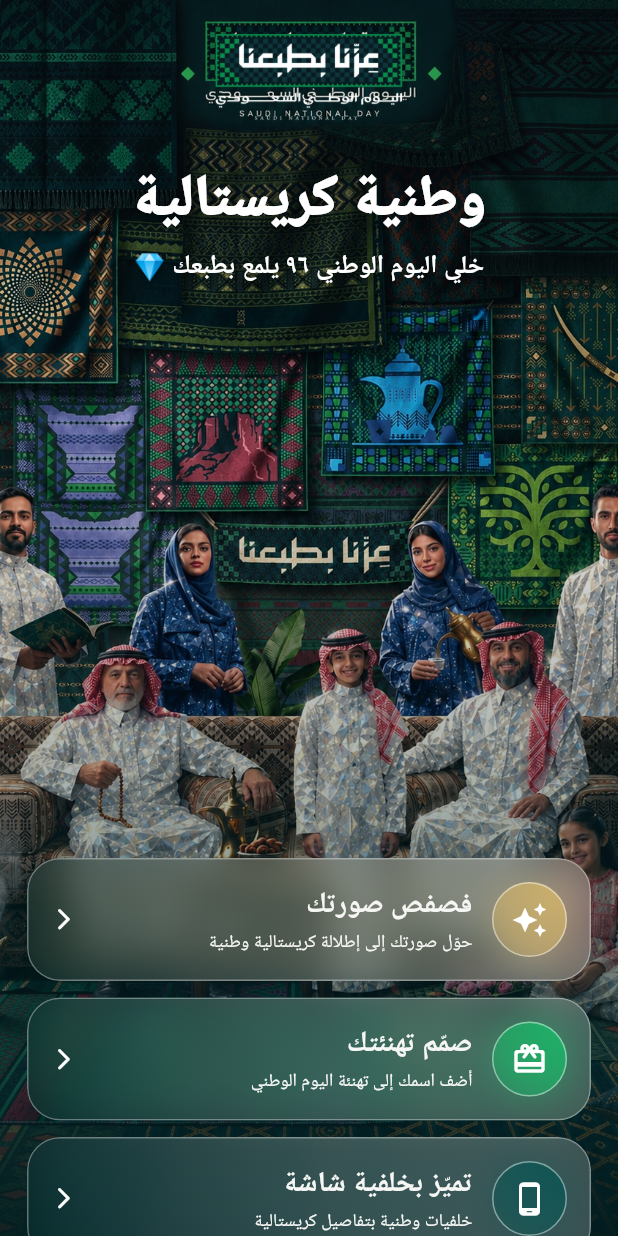
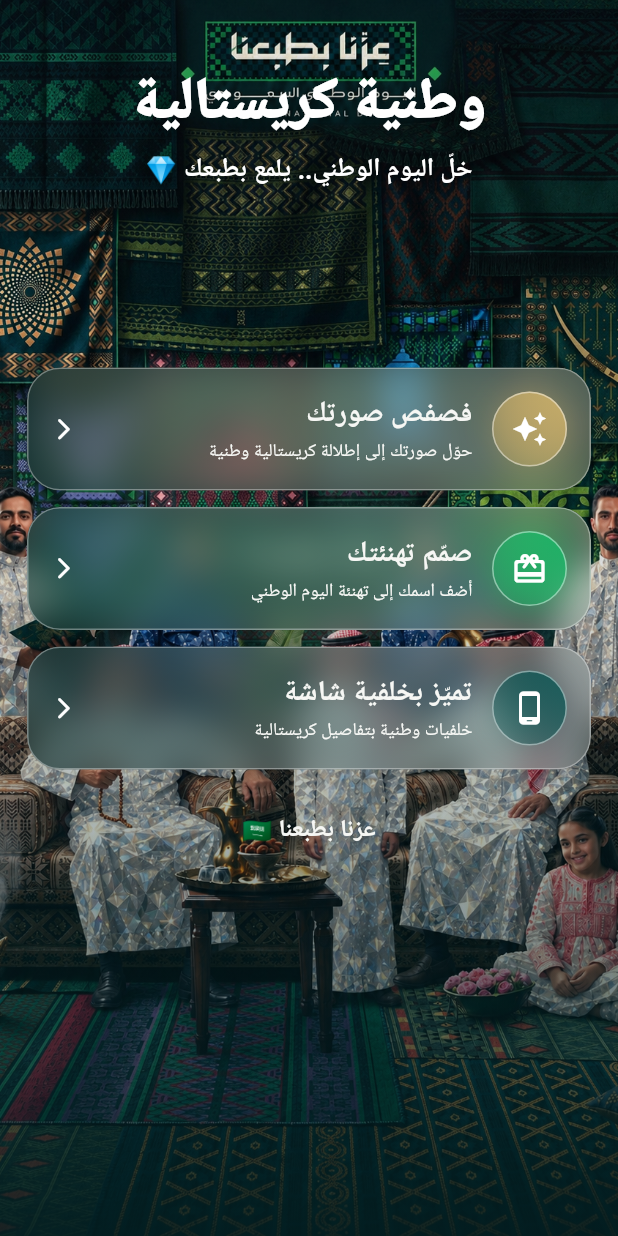
Before and after one commit to TahaniBadrAlmotairi/azna_btabana_96_flutter, a Flutter app: the screen it shows after launch, on a phone screen of 412 x 824 dp. Run offline on Flutter 3.47's test engine with Material 3 defaults, Android fonts, the phone set to English and light mode, and no system bars; our stand-ins replace image_picker; missing offline and left inert: heic_to_png_jpg, universal_html; Roboto replaces fonts that are missing (SaudiWeb).

Commit message:
Update home hero design

```diff
--- a/lib/features/home/home_page.dart
+++ b/lib/features/home/home_page.dart
@@ -36,6 +36,15 @@
                   errorBuilder: (context, error, stackTrace) {
                     return Container(
                       color: AppColors.deep,
+                      alignment: Alignment.center,
+                      child: const Text(
+                        'تعذر تحميل صورة Hero',
+                        style: TextStyle(
+                          fontFamily: 'SaudiWeb',
+                          color: AppColors.white,
+                          fontSize: 16,
+                        ),
+                      ),
                     );
                   },
                 ),
@@ -58,10 +67,10 @@
                         1.0,
                       ],
                       colors: [
-                        Colors.black.withOpacity(.10),
                         Colors.black.withOpacity(.08),
-                        AppColors.deep.withOpacity(.35),
-                        AppColors.deep.withOpacity(.90),
+                        Colors.black.withOpacity(.05),
+                        AppColors.deep.withOpacity(.30),
+                        AppColors.deep.withOpacity(.88),
                       ],
                     ),
                   ),
@@ -83,36 +92,20 @@
                   ),
                   child: Column(
                     children: [
-                      // ============================================================
-// الشعار الرسمي — بالمنتصف
-// ============================================================
-
-                      Center(
-                        child: Image.asset(
-                          'assets/identity/logo.png',
-                          height: 65,
-                          fit: BoxFit.contain,
-                          errorBuilder: (
-                            context,
-                            error,
-                            stackTrace,
-                          ) {
-                            return const SizedBox(
-                              height: 65,
-                            );
-                          },
-                        ),
-                      ),
+                      // ======================================================
+                      // المساحة العلوية
+                      // الشعار الموجود داخل Hero يظهر بدون إضافة شعار آخر
+                      // ======================================================
 
                       const SizedBox(height: 30),
 
-// ======================================================
-// MAIN IDENTITY
-// ======================================================
+                      // ======================================================
+                      // MAIN IDENTITY
+                      // ======================================================
 
                       const Text(
                         'وطنية كريستالية',
-                        textAlign: TextAlign.right,
+                        textAlign: TextAlign.center,
                         style: TextStyle(
                           fontFamily: 'SaudiWeb',
                           color: Colors.white,
@@ -132,8 +125,8 @@
                       const SizedBox(height: 10),
 
                       const Text(
-                        'خلي اليوم الوطني ٩٦ يلمع بطبعك 💎',
-                        textAlign: TextAlign.right,
+                        'خلّ اليوم الوطني.. يلمع بطبعك 💎',
+                        textAlign: TextAlign.center,
                         style: TextStyle(
                           fontFamily: 'SaudiWeb',
                           color: Colors.white,
@@ -149,12 +142,12 @@
                         ),
                       ),
 
-// مساحة كبيرة تظهر الخلفية قبل الأزرار
-                      const SizedBox(height: 382),
+                      // ======================================================
+                      // مساحة كبيرة لإظهار صورة الـ Hero
+                      // قبل ظهور الأزرار
+                      // ======================================================
 
-// ======================================================
-// SERVICE 1
-// ======================================================
+                      const SizedBox(height: 120),
 
                       // ======================================================
                       // SERVICE 1
@@ -213,9 +206,9 @@
 
                       const SizedBox(height: 28),
 
-                      // =================================================
+                      // ======================================================
                       // FOOTER
-                      // =================================================
+                      // ======================================================
 
                       const Text(
                         'عزنا بطبعنا 🇸🇦',
@@ -224,8 +217,11 @@
                           fontFamily: 'SaudiWeb',
                           fontSize: 16,
                           fontWeight: FontWeight.bold,
+                          color: AppColors.white,
                         ),
                       ),
+
+                      const SizedBox(height: 10),
                     ],
                   ),
                 ),
```
